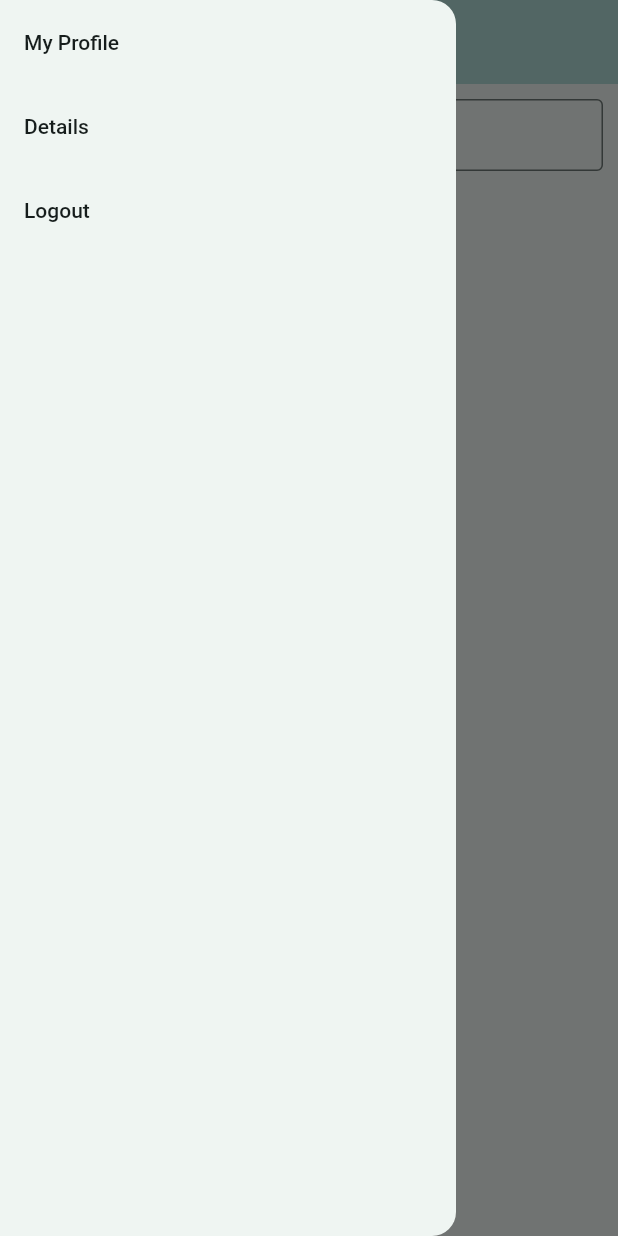
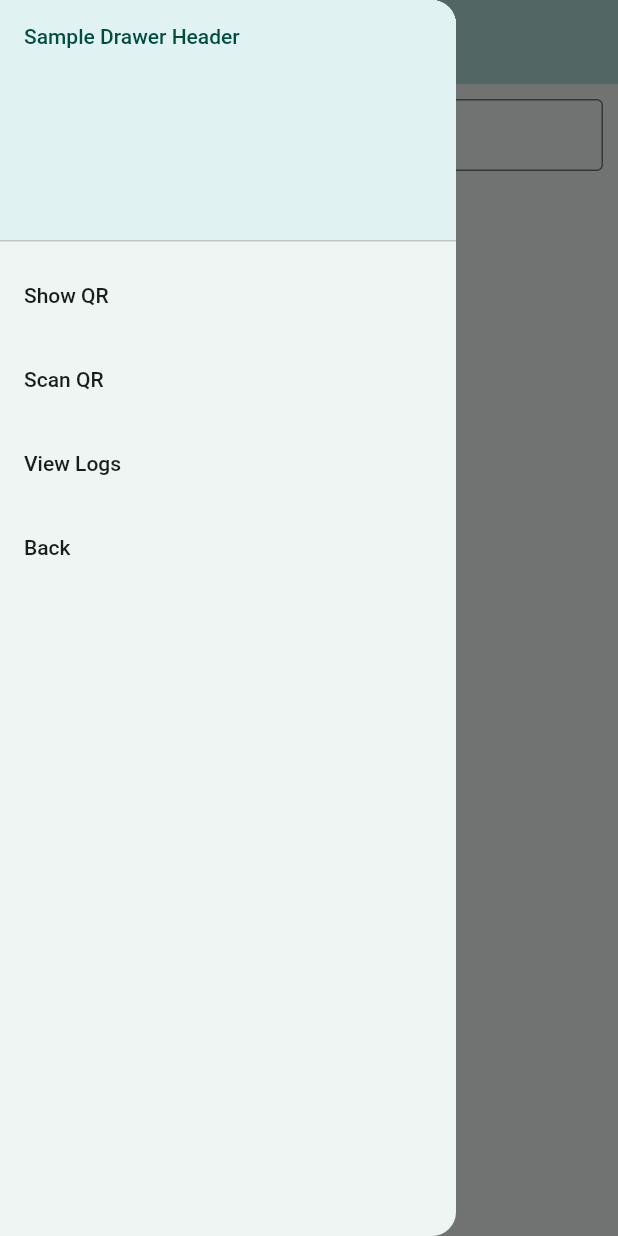
Before and after one commit to Danie-A/CMSC23_FlutterApp_HealthMon, a Flutter app: the EntMonSearchLogs screen opened by its route, with the side drawer open, on a phone screen of 412 x 824 dp. Run offline on Flutter 3.47's test engine with Material 2 defaults, Android fonts, the light colour scheme and no system bars; our stand-ins replace cloud_firestore, firebase_auth, firebase_core, qr_flutter; missing offline and left inert: qr_code_scanner; accounts and stored records are empty.

Commit message:
feat: adding routes for the 'console' buttons and changing the buttons present in the drawer (renamed routes)

```diff
--- a/lib/main.dart
+++ b/lib/main.dart
@@ -64,12 +64,14 @@ class MyApp extends StatelessWidget {
         '/user-add-entry': (context) => UserAddEntry(),
         '/show-qr': (context) => const QrCodePage(),
         '/scan-qr': (context) => QrScanPage(),
-        '/admin-view-requests': (context) => ViewRequests(),
-        '/admin-view-students': (context) => AdminViewStudents(),
-        '/admin-view-under-monitoring': (context) => AdminViewUnderMonitoring(),
+        //admin console
+        '/view-students': (context) => AdminViewStudents(),
         '/view-quarantined': (context) => AdminViewQuarantined(),
+        '/view-under-monitoring': (context) => AdminViewUnderMonitoring(),
+        '/view-requests': (context) => ViewRequests(),
+        //entmon console
         '/search-logs': (context) => const EntMonSearchLogs(),
-        '/entmon-view-logs': (context) => const EntMonViewLogs(),
+        '/view-logs': (context) => const EntMonViewLogs(),
       },
     );
   }
--- a/lib/screens/AdminConsole.dart
+++ b/lib/screens/AdminConsole.dart
@@ -28,7 +28,9 @@ class AdminConsole extends StatelessWidget {
             physics: const NeverScrollableScrollPhysics(),
             children: [
               ElevatedButton(
-                  onPressed: () {},
+                  onPressed: () {
+                    Navigator.pushNamed(context, '/view-students');
+                  },
                   style: ElevatedButton.styleFrom(
                       shape: RoundedRectangleBorder(
                           borderRadius: BorderRadius.all(Radius.circular(5)))),
@@ -36,7 +38,9 @@ class AdminConsole extends StatelessWidget {
                       child: Text("View All Students",
                           textAlign: TextAlign.center))),
               ElevatedButton(
-                  onPressed: () {},
+                  onPressed: () {
+                    Navigator.pushNamed(context, '/view-quarantined');
+                  },
                   style: ElevatedButton.styleFrom(
                       shape: RoundedRectangleBorder(
                           borderRadius: BorderRadius.all(Radius.circular(5)))),
@@ -44,7 +48,9 @@ class AdminConsole extends StatelessWidget {
                       child: Text("View Quarantined Students",
                           textAlign: TextAlign.center))),
               ElevatedButton(
-                  onPressed: () {},
+                  onPressed: () {
+                    Navigator.pushNamed(context, '/view-under-monitoring');
+                  },
                   style: ElevatedButton.styleFrom(
                       shape: RoundedRectangleBorder(
                           borderRadius: BorderRadius.all(Radius.circular(5)))),
@@ -52,7 +58,9 @@ class AdminConsole extends StatelessWidget {
                       child: Text("Under Monitoring Students",
                           textAlign: TextAlign.center))),
               ElevatedButton(
-                  onPressed: () {},
+                  onPressed: () {
+                    Navigator.pushNamed(context, '/view-requests');
+                  },
                   style: ElevatedButton.styleFrom(
                       shape: RoundedRectangleBorder(
                           borderRadius: BorderRadius.all(Radius.circular(5)))),
--- a/lib/screens/AdminViewQuarantined.dart
+++ b/lib/screens/AdminViewQuarantined.dart
@@ -55,26 +55,41 @@ class _ViewQuarantinedState extends State<AdminViewQuarantined> {
     return Scaffold(
         drawer: Drawer(
             child: ListView(padding: EdgeInsets.zero, children: [
+          DrawerHeader(
+            decoration: BoxDecoration(
+              color: Colors.teal.shade50,
+            ),
+            child: Text('Sample Drawer Header'),
+          ),
           ListTile(
-            title: const Text('My Profile'),
+            title: const Text('View All Students'),
             onTap: () {
-              Navigator.pop(context);
+              Navigator.pop(context); //back drawer
+              Navigator.pop(context); //back to homepage
+              Navigator.pushNamed(context, '/view-students'); //show qr
             },
           ),
           ListTile(
-            title: const Text('Details'),
+            title: const Text('View Under Monitoring Students'),
             onTap: () {
-              // Navigator.push(
-              //     context,
-              //     MaterialPageRoute(
-              //         builder: (context) => const UserDetailsPage()));
+              Navigator.pop(context); //back drawer
+              Navigator.pop(context); //back to homepage
+              Navigator.pushNamed(context, '/view-under-monitoring'); //scan qr
             },
           ),
           ListTile(
-            title: const Text('Logout'),
+            title: const Text('Student Requests'),
             onTap: () {
-              // context.read<AuthProvider>().signOut();
-              // Navigator.pop(context);
+              Navigator.pop(context); //back drawer
+              Navigator.pop(context); //back to homepage
+              Navigator.pushNamed(context, '/view-requests'); //go to searchlogs
+            },
+          ),
+          ListTile(
+            title: const Text('Back'),
+            onTap: () {
+              Navigator.pop(context); //back drawer
+              Navigator.pop(context); //back to homepage
             },
           ),
         ])),
@@ -82,7 +97,7 @@ class _ViewQuarantinedState extends State<AdminViewQuarantined> {
           title: Row(children: const [
             Icon(Icons.local_hospital_rounded, color: Color(0xFF004D40)),
             SizedBox(width: 14),
-            Text("View Quarantined Students",
+            Text("Quarantined Students",
                 style: TextStyle(
                   fontWeight: FontWeight.bold,
                   color: Color(0xFF004D40),
--- a/lib/screens/AdminViewStudents.dart
+++ b/lib/screens/AdminViewStudents.dart
@@ -115,26 +115,41 @@ class _ViewStudentsState extends State<AdminViewStudents> {
     return Scaffold(
       drawer: Drawer(
           child: ListView(padding: EdgeInsets.zero, children: [
+        DrawerHeader(
+          decoration: BoxDecoration(
+            color: Colors.teal.shade50,
+          ),
+          child: Text('Sample Drawer Header'),
+        ),
         ListTile(
-          title: const Text('My Profile'),
+          title: const Text('View Quarantined Students'),
           onTap: () {
-            Navigator.pop(context);
+            Navigator.pop(context); //back drawer
+            Navigator.pop(context); //back to homepage
+            Navigator.pushNamed(context, '/view-quarantined'); //show qr
           },
         ),
         ListTile(
-          title: const Text('Details'),
+          title: const Text('View Under Monitoring'),
           onTap: () {
-            // Navigator.push(
-            //     context,
-            //     MaterialPageRoute(
-            //         builder: (context) => const UserDetailsPage()));
+            Navigator.pop(context); //back drawer
+            Navigator.pop(context); //back to homepage
+            Navigator.pushNamed(context, '/view-under-monitoring'); //scan qr
           },
         ),
         ListTile(
-          title: const Text('Logout'),
+          title: const Text('Student Requests'),
           onTap: () {
-            // context.read<AuthProvider>().signOut();
-            // Navigator.pop(context);
+            Navigator.pop(context); //back drawer
+            Navigator.pop(context); //back to homepage
+            Navigator.pushNamed(context, '/view-requests'); //go to searchlogs
+          },
+        ),
+        ListTile(
+          title: const Text('Back'),
+          onTap: () {
+            Navigator.pop(context); //back drawer
+            Navigator.pop(context); //back to homepage
           },
         ),
       ])),
@@ -142,7 +157,7 @@ class _ViewStudentsState extends State<AdminViewStudents> {
         title: Row(children: const [
           Icon(Icons.local_hospital_rounded, color: Color(0xFF004D40)),
           SizedBox(width: 14),
-          Text("View Students",
+          Text("All Students",
               style: TextStyle(
                 fontWeight: FontWeight.bold,
                 color: Color(0xFF004D40),
--- a/lib/screens/AdminViewUnderMonitoring.dart
+++ b/lib/screens/AdminViewUnderMonitoring.dart
@@ -91,26 +91,41 @@ class _AdminViewUnderMonitoringState extends State<AdminViewUnderMonitoring> {
         backgroundColor: Color.fromARGB(255, 255, 237, 226),
         drawer: Drawer(
             child: ListView(padding: EdgeInsets.zero, children: [
+          DrawerHeader(
+            decoration: BoxDecoration(
+              color: Colors.teal.shade50,
+            ),
+            child: Text('Sample Drawer Header'),
+          ),
           ListTile(
-            title: const Text('My Profile'),
+            title: const Text('View All Students'),
             onTap: () {
-              Navigator.pop(context);
+              Navigator.pop(context); //back drawer
+              Navigator.pop(context); //back to homepage
+              Navigator.pushNamed(context, '/view-students'); //show qr
             },
           ),
           ListTile(
-            title: const Text('Details'),
+            title: const Text('View Quarantined'),
             onTap: () {
-              // Navigator.push(
-              //     context,
-              //     MaterialPageRoute(
-              //         builder: (context) => const UserDetailsPage()));
+              Navigator.pop(context); //back drawer
+              Navigator.pop(context); //back to homepage
+              Navigator.pushNamed(context, '/view-quarantined'); //scan qr
             },
           ),
           ListTile(
-            title: const Text('Logout'),
+            title: const Text('Student Requests'),
             onTap: () {
-              // context.read<AuthProvider>().signOut();
-              // Navigator.pop(context);
+              Navigator.pop(context); //back drawer
+              Navigator.pop(context); //back to homepage
+              Navigator.pushNamed(context, '/view-requests'); //go to searchlogs
+            },
+          ),
+          ListTile(
+            title: const Text('Back'),
+            onTap: () {
+              Navigator.pop(context); //back drawer
+              Navigator.pop(context); //back to homepage
             },
           ),
         ])),
--- a/lib/screens/EntMonSearchLogs.dart
+++ b/lib/screens/EntMonSearchLogs.dart
@@ -48,26 +48,41 @@ class _EntMonSearchLogsState extends State<EntMonSearchLogs> {
     return Scaffold(
         drawer: Drawer(
             child: ListView(padding: EdgeInsets.zero, children: [
+          DrawerHeader(
+            decoration: BoxDecoration(
+              color: Colors.teal.shade50,
+            ),
+            child: Text('Sample Drawer Header'),
+          ),
           ListTile(
-            title: const Text('My Profile'),
+            title: const Text('Show QR'),
             onTap: () {
-              Navigator.pop(context);
+              Navigator.pop(context); //back drawer
+              Navigator.pop(context); //back to homepage
+              Navigator.pushNamed(context, '/show-qr'); //show qr
             },
           ),
           ListTile(
-            title: const Text('Details'),
+            title: const Text('Scan QR'),
             onTap: () {
-              // Navigator.push(
-              //     context,
-              //     MaterialPageRoute(
-              //         builder: (context) => const UserDetailsPage()));
+              Navigator.pop(context); //back drawer
+              Navigator.pop(context); //back to homepage
+              Navigator.pushNamed(context, '/scan-qr'); //scan qr
             },
           ),
           ListTile(
-            title: const Text('Logout'),
+            title: const Text('View Logs'),
             onTap: () {
-              // context.read<AuthProvider>().signOut();
-              // Navigator.pop(context);
+              Navigator.pop(context); //back drawer
+              Navigator.pop(context); //back to homepage
+              Navigator.pushNamed(context, '/view-logs'); //go to searchlogs
+            },
+          ),
+          ListTile(
+            title: const Text('Back'),
+            onTap: () {
+              Navigator.pop(context); //back drawer
+              Navigator.pop(context); //back to homepage
             },
           ),
         ])),
--- a/lib/screens/EntMonViewLogs.dart
+++ b/lib/screens/EntMonViewLogs.dart
@@ -121,29 +121,46 @@ class _ViewStudentsState extends State<EntMonViewLogs> {
 
   @override
   Widget build(BuildContext context) {
+    var dateToday = DateTime.now();
+
     return Scaffold(
       drawer: Drawer(
           child: ListView(padding: EdgeInsets.zero, children: [
+        DrawerHeader(
+          decoration: BoxDecoration(
+            color: Colors.teal.shade50,
+          ),
+          child: Text('${dateToday} Sample Drawer Header'),
+        ),
         ListTile(
-          title: const Text('My Profile'),
+          title: const Text('Show QR'),
           onTap: () {
-            Navigator.pop(context);
+            Navigator.pop(context); //back drawer
+            Navigator.pop(context); //back to homepage
+            Navigator.pushNamed(context, '/show-qr'); //show qr
           },
         ),
         ListTile(
-          title: const Text('Details'),
+          title: const Text('Scan QR'),
           onTap: () {
-            // Navigator.push(
-            //     context,
-            //     MaterialPageRoute(
-            //         builder: (context) => const UserDetailsPage()));
+            Navigator.pop(context); //back drawer
+            Navigator.pop(context); //back to homepage
+            Navigator.pushNamed(context, '/scan-qr'); //scan qr
           },
         ),
         ListTile(
-          title: const Text('Logout'),
+          title: const Text('Search Logs'),
           onTap: () {
-            // context.read<AuthProvider>().signOut();
-            // Navigator.pop(context);
+            Navigator.pop(context); //back drawer
+            Navigator.pop(context); //back to homepage
+            Navigator.pushNamed(context, '/search-logs'); //go to searchlogs
+          },
+        ),
+        ListTile(
+          title: const Text('Back'),
+          onTap: () {
+            Navigator.pop(context); //back drawer
+            Navigator.pop(context); //back to homepage
           },
         ),
       ])),
--- a/lib/screens/EntranceMonitorConsole.dart
+++ b/lib/screens/EntranceMonitorConsole.dart
@@ -30,7 +30,7 @@ class EntranceMonitorConsole extends StatelessWidget {
             children: [
               ElevatedButton(
                   onPressed: () {
-                    Navigator.pushNamed(context, '/entmon-view-logs');
+                    Navigator.pushNamed(context, '/view-logs');
                   },
                   style: ElevatedButton.styleFrom(
                       shape: RoundedRectangleBorder(
--- a/lib/screens/ViewRequests.dart
+++ b/lib/screens/ViewRequests.dart
@@ -200,28 +200,42 @@ class _ViewRequestsState extends State<ViewRequests> {
     return Scaffold(
       drawer: Drawer(
           child: ListView(padding: EdgeInsets.zero, children: [
+        DrawerHeader(
+          decoration: BoxDecoration(
+            color: Colors.teal.shade50,
+          ),
+          child: Text('Sample Drawer Header'),
+        ),
         ListTile(
-          title: const Text('To Do List'),
+          title: const Text('View All Students'),
           onTap: () {
-            Navigator.pop(context);
-            Navigator.pop(context);
-            Navigator.pop(context);
+            Navigator.pop(context); //back drawer
+            Navigator.pop(context); //back to homepage
+            Navigator.pushNamed(context, '/view-students'); //show qr
           },
         ),
         ListTile(
-          title: const Text('Details'),
+          title: const Text('View Quarantined Students'),
           onTap: () {
-            // Navigator.push(
-            //     context,
-            //     MaterialPageRoute(
-            //         builder: (context) => const UserDetailsPage()));
+            Navigator.pop(context); //back drawer
+            Navigator.pop(context); //back to homepage
+            Navigator.pushNamed(context, '/view-quarantined'); //scan qr
           },
         ),
         ListTile(
-          title: const Text('Logout'),
+          title: const Text('View Under Monitoring Students'),
           onTap: () {
-            // context.read<AuthProvider>().signOut();
-            // Navigator.pop(context);
+            Navigator.pop(context); //back drawer
+            Navigator.pop(context); //back to homepage
+            Navigator.pushNamed(
+                context, '/view-under-monitoring'); //go to searchlogs
+          },
+        ),
+        ListTile(
+          title: const Text('Back'),
+          onTap: () {
+            Navigator.pop(context); //back drawer
+            Navigator.pop(context); //back to homepage
           },
         ),
       ])),
@@ -229,7 +243,7 @@ class _ViewRequestsState extends State<ViewRequests> {
         title: Row(children: const [
           Icon(Icons.pending_actions, color: Color(0xFF004D40)),
           SizedBox(width: 14),
-          Text("View Requests",
+          Text("Student Requests",
               style: TextStyle(
                 fontWeight: FontWeight.bold,
                 color: Color(0xFF004D40),
```
Also changed, not shown: lib/screens/myprofile.dart (+7 -40 lines), 1 other file.
